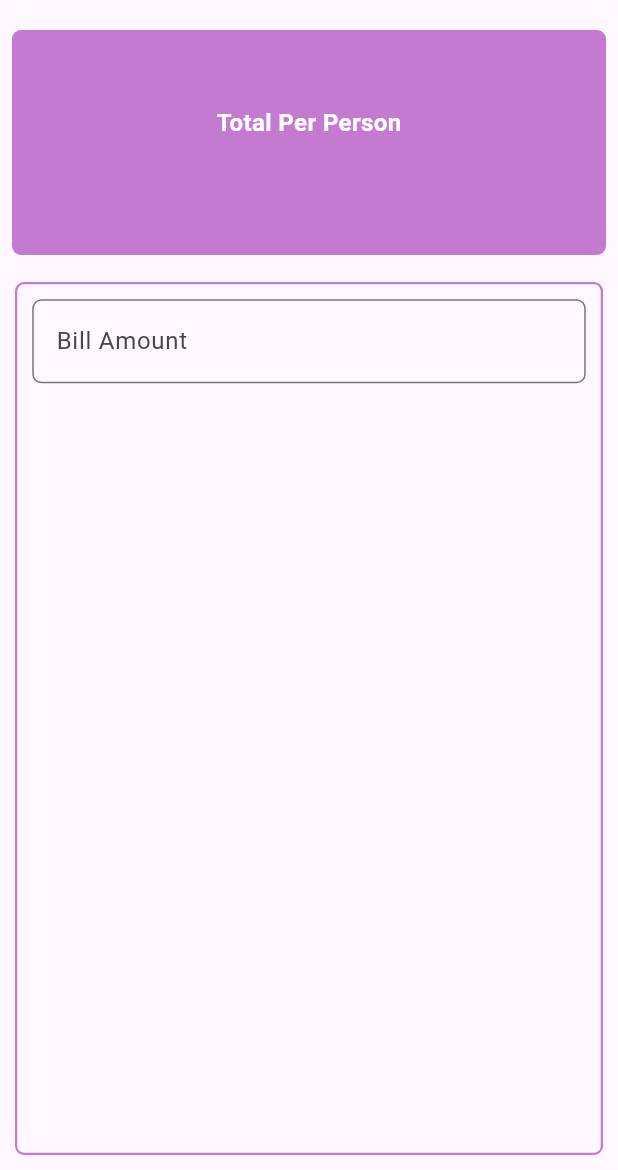
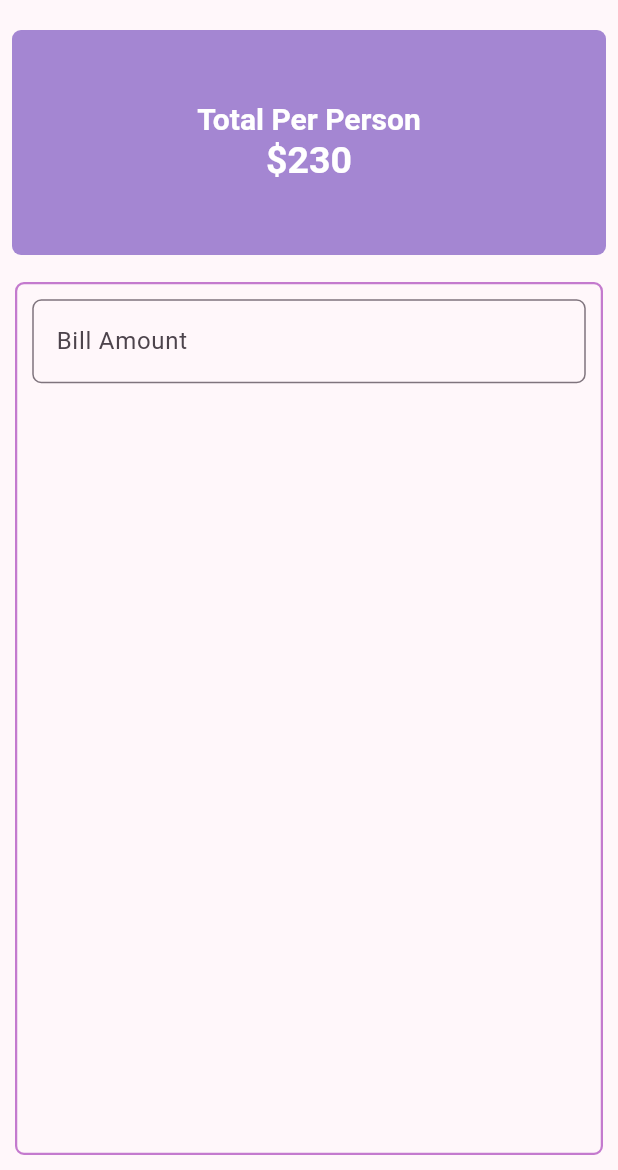
Before and after one commit to Hash001001/Flutter-UTip-Calculator, a Flutter app: the screen it shows after launch, on a phone screen of 412 x 824 dp, the part 66-1236 px from its top. Run offline on Flutter 3.47's test engine with Material 3 defaults, Android fonts, the phone set to English and light mode, and no system bars.

Commit message:
Added text style

```diff
--- a/lib/main.dart
+++ b/lib/main.dart
@@ -18,8 +18,21 @@ class _MyHomeState extends State<MyHome> {
 
   @override
   Widget build(BuildContext context) {
+    var theme = Theme.of(context);
+    var style = theme.textTheme.titleLarge!.copyWith(
+      color: theme.colorScheme.onPrimary,
+      fontWeight: FontWeight.bold,
+      fontSize: 20
+    );
+
+
+
     return MaterialApp(
       title: "UTip",
+      theme: ThemeData(
+        colorScheme: ColorScheme.fromSeed(seedColor: Colors.purple),
+        useMaterial3: true
+      ),
       home: Scaffold(
         appBar: AppBar(
           title: Text("UTip"),
@@ -28,6 +41,7 @@ class _MyHomeState extends State<MyHome> {
               value: (_toggleValue), onChanged: (onChanged){
               setState(() {
                 _toggleValue = onChanged;
+
               });
             })
           ],
@@ -40,7 +54,7 @@ class _MyHomeState extends State<MyHome> {
               child: Container(
                 height: 150,
                 decoration: BoxDecoration(
-                  color: Colors.purple.withOpacity(0.6),
+                  color: Colors.deepPurple[500]!.withOpacity(0.6),
                   borderRadius: BorderRadius.circular(6)
                 ),
                 padding: EdgeInsets.all(10),
@@ -48,8 +62,12 @@ class _MyHomeState extends State<MyHome> {
                   mainAxisAlignment: MainAxisAlignment.center,
                   crossAxisAlignment: CrossAxisAlignment.center,
                   children: [
-                    Text("Total Per Person", style: TextStyle(fontSize: 16, fontWeight: FontWeight.bold, color: Colors.white),),
-                    Text("", style: TextStyle(fontSize: 18, fontWeight: FontWeight.bold, color: Colors.white),)
+                    Text("Total Per Person",
+                     style: style),
+                    Text("\$230", style: style.copyWith(
+                      fontSize: 25,
+                      color: theme.colorScheme.onPrimary
+                    ),)
 
                   ],
                 ),
```
